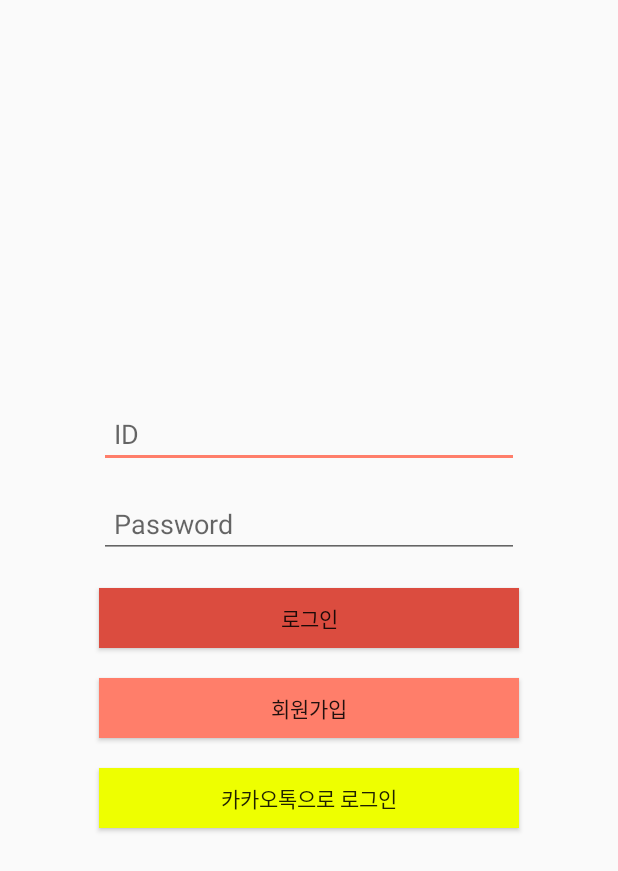
After one commit to AfterNoodle/AfterNoodleAndroid, an Android app: the layout activity_singin.xml on its own in the app's theme, with its tools: preview values and no code run, on a phone screen of 412 x 824 dp. The commit adds this screen. Shown: the top 871 px of the screen. Run offline under Robolectric (Android 15) with nearby library versions, the phone set to English and light mode, and no system bars.

```diff
--- /dev/null
+++ b/app/src/main/res/layout/activity_singin.xml
@@ -0,0 +1,48 @@
+<?xml version="1.0" encoding="utf-8"?>
+<LinearLayout xmlns:android="http://schemas.android.com/apk/res/android"
+    android:orientation="vertical" android:layout_width="match_parent"
+    android:layout_height="match_parent"
+    android:layout_margin="20px"
+    android:gravity="center">
+    <EditText
+        android:id="@+id/editTextId"
+        android:layout_width="280dp"
+        android:layout_height="40dp"
+        android:hint="ID"
+        android:paddingLeft="10dp"
+        android:layout_marginTop="10dp"
+        android:layout_marginBottom="10dp"/>
+    <EditText
+        android:id="@+id/editTextPw"
+        android:layout_width="280dp"
+        android:layout_height="40dp"
+        android:hint="Password"
+        android:paddingLeft="10dp"
+        android:layout_marginTop="10dp"
+        android:layout_marginBottom="10dp"/>
+    <Button
+        android:id="@+id/btLogin"
+        android:layout_width="280dp"
+        android:layout_height="40dp"
+        android:text="로그인"
+        android:background="@color/colorPrimary"
+        android:layout_marginTop="10dp"
+        android:layout_marginBottom="10dp"/>
+    <Button
+        android:id="@+id/btSignUp"
+        android:layout_width="280dp"
+        android:layout_height="40dp"
+        android:text="회원가입"
+        android:background="@color/colorAccent"
+        android:layout_marginTop="10dp"
+        android:layout_marginBottom="10dp"/>
+    <Button
+        android:id="@+id/btKakao"
+        android:layout_width="280dp"
+        android:layout_height="40dp"
+        android:text="카카오톡으로 로그인"
+        android:background="#ef0"
+        android:layout_marginTop="10dp"
+        android:layout_marginBottom="10dp"/>
+
+</LinearLayout>
--- a/app/src/main/res/values/colors.xml
+++ b/app/src/main/res/values/colors.xml
@@ -1,6 +1,9 @@
 <?xml version="1.0" encoding="utf-8"?>
 <resources>
-    <color name="colorPrimary">#3F51B5</color>
-    <color name="colorPrimaryDark">#303F9F</color>
-    <color name="colorAccent">#FF4081</color>
+    <color name="colorPrimary">#db4c3f</color>
+    <color name="colorPrimaryDark">#a31217</color>
+    <color name="colorAccent">#ff7e6a</color>
+    <color name="textColor">#FFFFFF</color>
+    <color name="white">#ffffff</color>
+    <color name="border">#dddddd</color>
 </resources>
--- a/app/src/main/res/values/dimens.xml
+++ b/app/src/main/res/values/dimens.xml
@@ -2,4 +2,7 @@
     <!-- Default screen margins, per the Android Design guidelines. -->
     <dimen name="activity_horizontal_margin">16dp</dimen>
     <dimen name="activity_vertical_margin">16dp</dimen>
+    <dimen name="textsize_l">20sp</dimen>
+    <dimen name="textsize_m">16sp</dimen>
+    <dimen name="textsize_s">12sp</dimen>
 </resources>
```
Also changed, not shown: app/src/main/java/com/yamae/yamaeapp/BookmarkFragment.java (added, +28 -0 lines), app/src/main/java/com/yamae/yamaeapp/LivingCategoryFragment.java (added, +28 -0 lines), app/src/main/java/com/yamae/yamaeapp/MainActivity.java (+23 -14 lines), app/src/main/java/com/yamae/yamaeapp/SettingFragment.java (added, +28 -0 lines), app/src/main/java/com/yamae/yamaeapp/StoreCategoryFragment.java (added, +28 -0 lines), app/src/main/res/layout/activity_main.xml (+2 -10 lines), app/src/main/res/layout/fragment_bookmark.xml (added, +10 -0 lines), app/src/main/res/layout/fragment_living_category.xml (added, +10 -0 lines), app/src/main/res/layout/fragment_setting.xml (added, +10 -0 lines), app/src/main/res/layout/fragment_store_category.xml (added, +10 -0 lines), app/src/main/res/layout/item_store_category.xml (added, +35 -0 lines), app/src/main/res/menu/navigation.xml (+12 -8 lines), app/src/main/res/values/strings.xml (+4 -3 lines).
